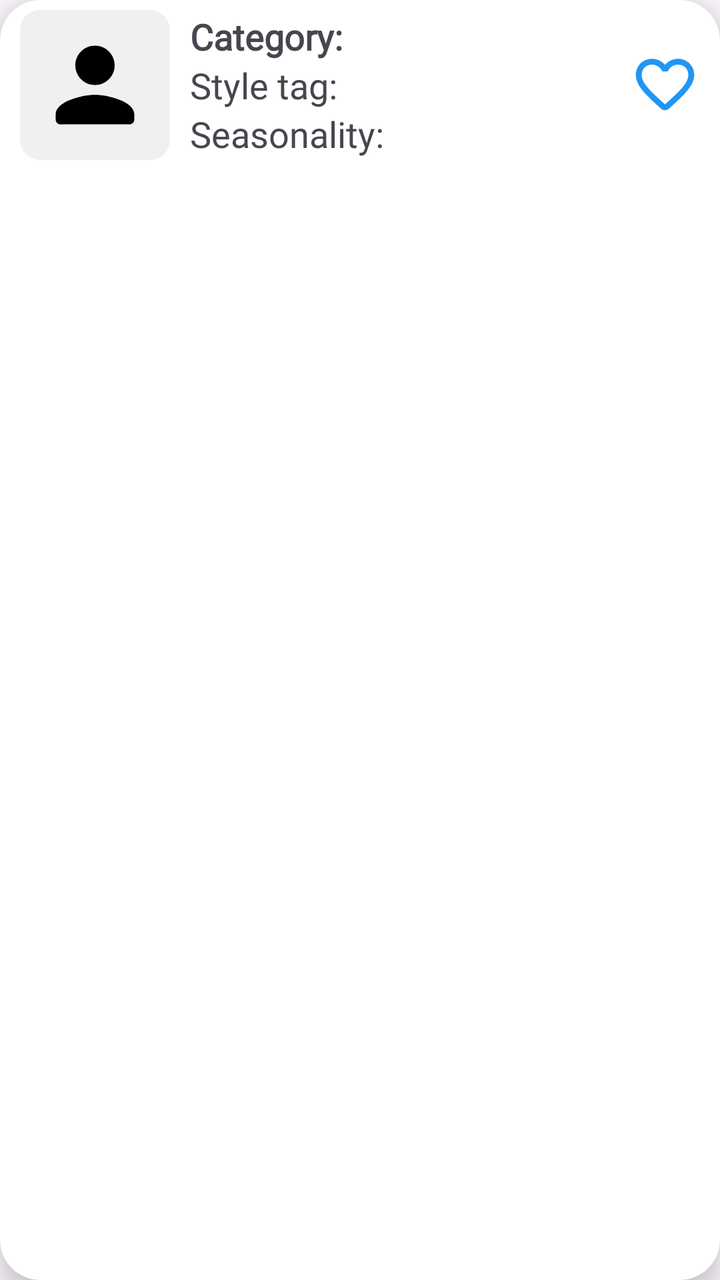
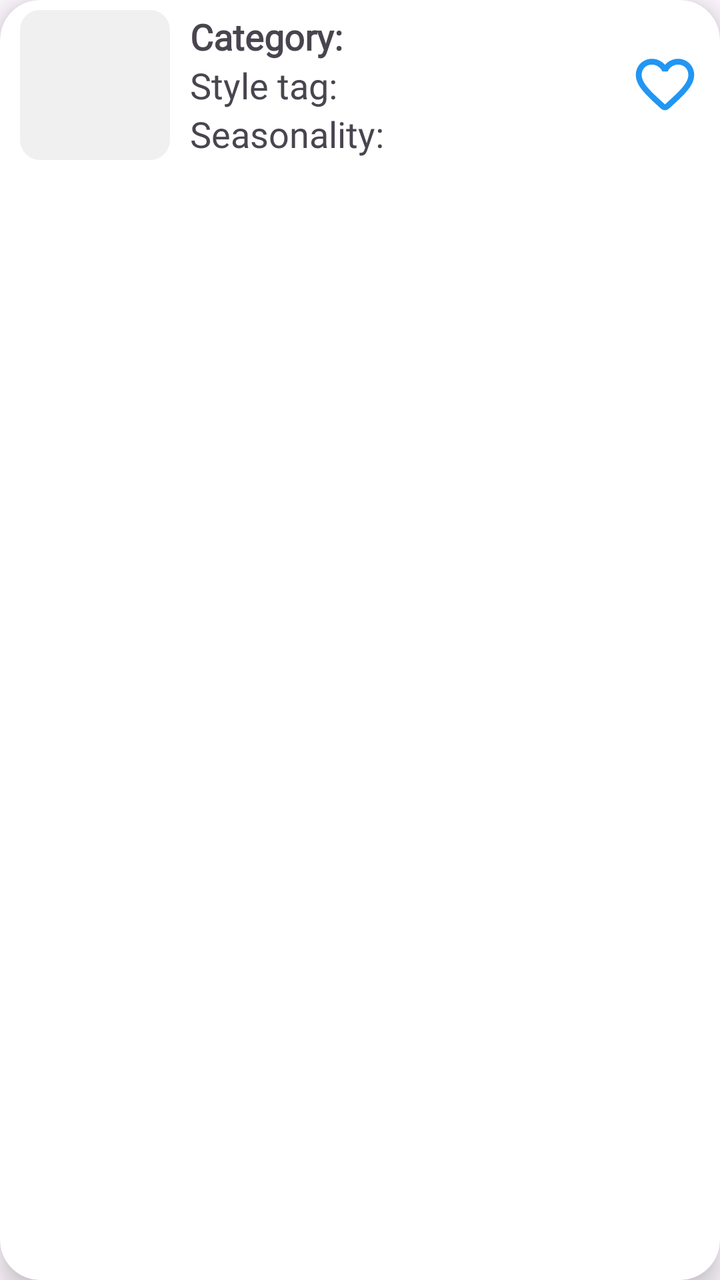

Screens rendered from an Android XML layout before and after an edit, with the pre-edit source and the edit as a unified diff.
<!-- AndroidManifest.xml: application theme Theme.StyleWIZ_vol2 -->
<!-- res/layout/recycler_item.xml -->
<?xml version="1.0" encoding="utf-8"?>
<androidx.cardview.widget.CardView
    android:layout_width="match_parent"
    android:layout_height="wrap_content"
    xmlns:app="http://schemas.android.com/apk/res-auto"
    android:id="@+id/recCard"
    xmlns:android="http://schemas.android.com/apk/res/android"
    android:layout_margin="12dp"
    android:layout_marginHorizontal="10dp"
    android:layout_marginVertical="10dp"
    app:cardCornerRadius="20dp"
    app:cardElevation="8dp">

    <LinearLayout
        android:orientation="horizontal"
        android:layout_width="match_parent"
        android:layout_height="wrap_content">


        <ImageView
            android:layout_width="75dp"
            android:layout_height="75dp"
            android:id="@+id/recImage"
            android:layout_marginStart="10dp"
            android:layout_marginTop="5dp"
            android:layout_marginBottom="5dp"
            android:padding="8dp"
            android:scaleType="centerCrop"
            android:background="@drawable/rounded_corners"
            android:src="@drawable/round_person_24"/>

        <LinearLayout
            android:layout_gravity="center"
            android:orientation="vertical"
            android:layout_marginStart="10dp"
            android:layout_weight="1"
            android:layout_width="0dp"
            android:layout_height="wrap_content">

            <TextView
                android:textSize="18sp"
                android:id="@+id/recCategory"
                android:layout_width="wrap_content"
                android:layout_height="wrap_content"
                android:fontFamily="@font/roboto"
                android:text="Category:"
                android:textStyle="bold"/>

            <TextView
                android:textSize="18sp"
                android:id="@+id/recStyleTag"
                android:layout_width="wrap_content"
                android:layout_height="wrap_content"
                android:fontFamily="@font/roboto"
                android:text="Style tag:"
                android:textStyle="normal"/>

            <TextView
                android:textSize="18sp"
                android:id="@+id/recSeasonality"
                android:layout_width="wrap_content"
                android:layout_height="wrap_content"
                android:fontFamily="@font/roboto"
                android:text="Seasonality:"
                android:textStyle="normal"/>

        </LinearLayout>

        <ImageView
            android:layout_width="35dp"
            android:layout_height="35dp"
            android:id="@+id/likeButton"
            android:layout_gravity="center"
            android:layout_margin="10dp"
            android:src="@drawable/round_favorite_border_24"
            app:tint="@color/blue"/>




    </LinearLayout>

</androidx.cardview.widget.CardView>
<!-- resources referenced by this layout -->
<resources>
  <color name="blue">#2196F3</color>
  <!-- drawable round_favorite_border_24 (drawable) -->
  <vector android:height="24dp" android:tint="#000000"
      android:viewportHeight="24" android:viewportWidth="24"
      android:width="24dp" xmlns:android="http://schemas.android.com/apk/res/android">
      <path android:fillColor="@android:color/white" android:pathData="M19.66,3.99c-2.64,-1.8 -5.9,-0.96 -7.66,1.1 -1.76,-2.06 -5.02,-2.91 -7.66,-1.1 -1.4,0.96 -2.28,2.58 -2.34,4.29 -0.14,3.88 3.3,6.99 8.55,11.76l0.1,0.09c0.76,0.69 1.93,0.69 2.69,-0.01l0.11,-0.1c5.25,-4.76 8.68,-7.87 8.55,-11.75 -0.06,-1.7 -0.94,-3.32 -2.34,-4.28zM12.1,18.55l-0.1,0.1 -0.1,-0.1C7.14,14.24 4,11.39 4,8.5 4,6.5 5.5,5 7.5,5c1.54,0 3.04,0.99 3.57,2.36h1.87C13.46,5.99 14.96,5 16.5,5c2,0 3.5,1.5 3.5,3.5 0,2.89 -3.14,5.74 -7.9,10.05z"/>
  </vector>
  <!-- drawable round_person_24 (drawable) -->
  <vector android:height="24dp" android:tint="#000000"
      android:viewportHeight="24" android:viewportWidth="24"
      android:width="24dp" xmlns:android="http://schemas.android.com/apk/res/android">
      <path android:fillColor="@android:color/white" android:pathData="M12,12c2.21,0 4,-1.79 4,-4s-1.79,-4 -4,-4 -4,1.79 -4,4 1.79,4 4,4zM12,14c-2.67,0 -8,1.34 -8,4v1c0,0.55 0.45,1 1,1h14c0.55,0 1,-0.45 1,-1v-1c0,-2.66 -5.33,-4 -8,-4z"/>
  </vector>
  <!-- drawable rounded_corners (drawable) -->
  <?xml version="1.0" encoding="utf-8"?>
  <shape xmlns:android="http://schemas.android.com/apk/res/android">
      <solid android:color="#F0F0F0" />
      <corners android:radius="10dp" />
      <padding
          android:left="8dp"
          android:top="8dp"
          android:right="8dp"
          android:bottom="8dp" />
  
  </shape>
  <style name="Theme.StyleWIZ_vol2" parent="Base.Theme.StyleWIZ_vol2" />
  <style name="Base.Theme.StyleWIZ_vol2" parent="Theme.Material3.DayNight.NoActionBar">
          
          
      </style>
</resources>

<!-- the commit's change to res/layout/recycler_item.xml (unified diff, before → after) -->
@@ -17,17 +17,24 @@
         android:layout_height="wrap_content">
 
 
-        <ImageView
+        <androidx.cardview.widget.CardView
             android:layout_width="75dp"
             android:layout_height="75dp"
-            android:id="@+id/recImage"
             android:layout_marginStart="10dp"
             android:layout_marginTop="5dp"
             android:layout_marginBottom="5dp"
-            android:padding="8dp"
-            android:scaleType="centerCrop"
-            android:background="@drawable/rounded_corners"
-            android:src="@drawable/round_person_24"/>
+            app:cardCornerRadius="10dp"
+            app:cardElevation="0dp"
+            android:layout_gravity="center">
+
+            <ImageView
+                android:id="@+id/recImage"
+                android:layout_width="match_parent"
+                android:layout_height="match_parent"
+                android:scaleType="centerCrop"
+                android:background="@color/light_gray"/>
+        </androidx.cardview.widget.CardView>
+
 
         <LinearLayout
             android:layout_gravity="center"
<!-- resource entries referenced after the edit -->
@@ -1,30 +1,13 @@
 <!-- resources referenced by this layout -->
 <resources>
   <color name="blue">#2196F3</color>
+  <color name="light_gray">#F0F0F0</color>
   <!-- drawable round_favorite_border_24 (drawable) -->
   <vector android:height="24dp" android:tint="#000000"
       android:viewportHeight="24" android:viewportWidth="24"
       android:width="24dp" xmlns:android="http://schemas.android.com/apk/res/android">
       <path android:fillColor="@android:color/white" android:pathData="M19.66,3.99c-2.64,-1.8 -5.9,-0.96 -7.66,1.1 -1.76,-2.06 -5.02,-2.91 -7.66,-1.1 -1.4,0.96 -2.28,2.58 -2.34,4.29 -0.14,3.88 3.3,6.99 8.55,11.76l0.1,0.09c0.76,0.69 1.93,0.69 2.69,-0.01l0.11,-0.1c5.25,-4.76 8.68,-7.87 8.55,-11.75 -0.06,-1.7 -0.94,-3.32 -2.34,-4.28zM12.1,18.55l-0.1,0.1 -0.1,-0.1C7.14,14.24 4,11.39 4,8.5 4,6.5 5.5,5 7.5,5c1.54,0 3.04,0.99 3.57,2.36h1.87C13.46,5.99 14.96,5 16.5,5c2,0 3.5,1.5 3.5,3.5 0,2.89 -3.14,5.74 -7.9,10.05z"/>
   </vector>
-  <!-- drawable round_person_24 (drawable) -->
-  <vector android:height="24dp" android:tint="#000000"
-      android:viewportHeight="24" android:viewportWidth="24"
-      android:width="24dp" xmlns:android="http://schemas.android.com/apk/res/android">
-      <path android:fillColor="@android:color/white" android:pathData="M12,12c2.21,0 4,-1.79 4,-4s-1.79,-4 -4,-4 -4,1.79 -4,4 1.79,4 4,4zM12,14c-2.67,0 -8,1.34 -8,4v1c0,0.55 0.45,1 1,1h14c0.55,0 1,-0.45 1,-1v-1c0,-2.66 -5.33,-4 -8,-4z"/>
-  </vector>
-  <!-- drawable rounded_corners (drawable) -->
-  <?xml version="1.0" encoding="utf-8"?>
-  <shape xmlns:android="http://schemas.android.com/apk/res/android">
-      <solid android:color="#F0F0F0" />
-      <corners android:radius="10dp" />
-      <padding
-          android:left="8dp"
-          android:top="8dp"
-          android:right="8dp"
-          android:bottom="8dp" />
-  
-  </shape>
   <style name="Theme.StyleWIZ_vol2" parent="Base.Theme.StyleWIZ_vol2" />
   <style name="Base.Theme.StyleWIZ_vol2" parent="Theme.Material3.DayNight.NoActionBar">
           
